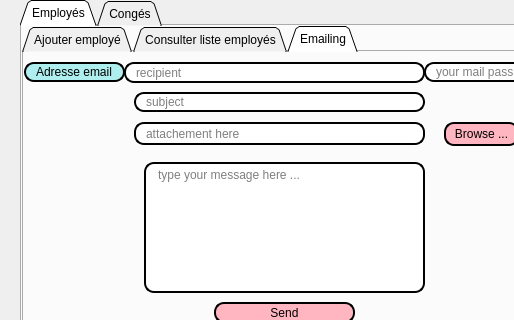
Above: gestion employés et congés/Atelier_Connexion/mainwindow.ui from Asma-Mab/Smart_Pastry_2A23 before the change; both pictures show x 0 to 514 and y 0 to 320 of the 1198 by 513 pixel window. Below: the same form after it.
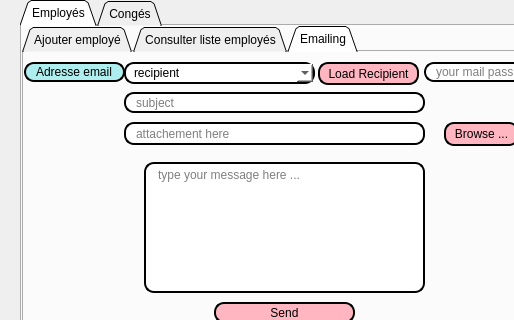
That is the form after the change. The open tabs and pages were chosen to show the change. Icons and pictures are not drawn.

```diff
--- a/gestion employés et congés/Atelier_Connexion/mainwindow.ui
+++ b/gestion employés et congés/Atelier_Connexion/mainwindow.ui
@@ -647,32 +647,12 @@
        <attribute name="title">
         <string>Emailing</string>
        </attribute>
-       <widget class="QLineEdit" name="subject">
-        <property name="geometry">
-         <rect>
-          <x>110</x>
-          <y>40</y>
-          <width>291</width>
-          <height>20</height>
-         </rect>
-        </property>
-        <property name="styleSheet">
-         <string notr="true">border: 2px solid black;
-border-radius: 10px;
-padding: 0 8px;
-background: white;
-selection-background-color: gray;</string>
-        </property>
-        <property name="placeholderText">
-         <string>subject</string>
-        </property>
-       </widget>
        <widget class="QLineEdit" name="file">
         <property name="geometry">
          <rect>
-          <x>110</x>
+          <x>100</x>
           <y>70</y>
-          <width>291</width>
+          <width>301</width>
           <height>23</height>
          </rect>
         </property>
@@ -747,11 +727,11 @@
          <string>Browse ...</string>
         </property>
        </widget>
-       <widget class="QLineEdit" name="rcpt">
+       <widget class="QLineEdit" name="subject">
         <property name="geometry">
          <rect>
           <x>100</x>
-          <y>10</y>
+          <y>40</y>
           <width>301</width>
           <height>21</height>
          </rect>
@@ -764,7 +744,7 @@
 selection-background-color: gray;</string>
         </property>
         <property name="placeholderText">
-         <string>recipient</string>
+         <string>subject</string>
         </property>
        </widget>
        <widget class="QLineEdit" name="mail_pass">
@@ -815,6 +795,46 @@
          <bool>true</bool>
         </property>
        </widget>
+       <widget class="QPushButton" name="load_2">
+        <property name="geometry">
+         <rect>
+          <x>294</x>
+          <y>10</y>
+          <width>101</width>
+          <height>23</height>
+         </rect>
+        </property>
+        <property name="styleSheet">
+         <string notr="true">border: 2px solid black;
+border-radius: 10px;
+padding: 0 8px;
+background:#FFB6C1	;
+font: bold, &quot;Comic Sans MS&quot;;</string>
+        </property>
+        <property name="text">
+         <string>Load Recipient</string>
+        </property>
+       </widget>
+       <widget class="QComboBox" name="rcpt">
+        <property name="geometry">
+         <rect>
+          <x>100</x>
+          <y>10</y>
+          <width>191</width>
+          <height>22</height>
+         </rect>
+        </property>
+        <property name="styleSheet">
+         <string notr="true">border: 2px solid black;
+border-radius: 10px;
+padding: 0 8px;
+background: white;
+selection-background-color: gray;</string>
+        </property>
+        <property name="placeholderText">
+         <string>recipient</string>
+        </property>
+       </widget>
       </widget>
      </widget>
     </widget>
```
Left out of the diff: 53 changed lines with no effect on the pictures.
